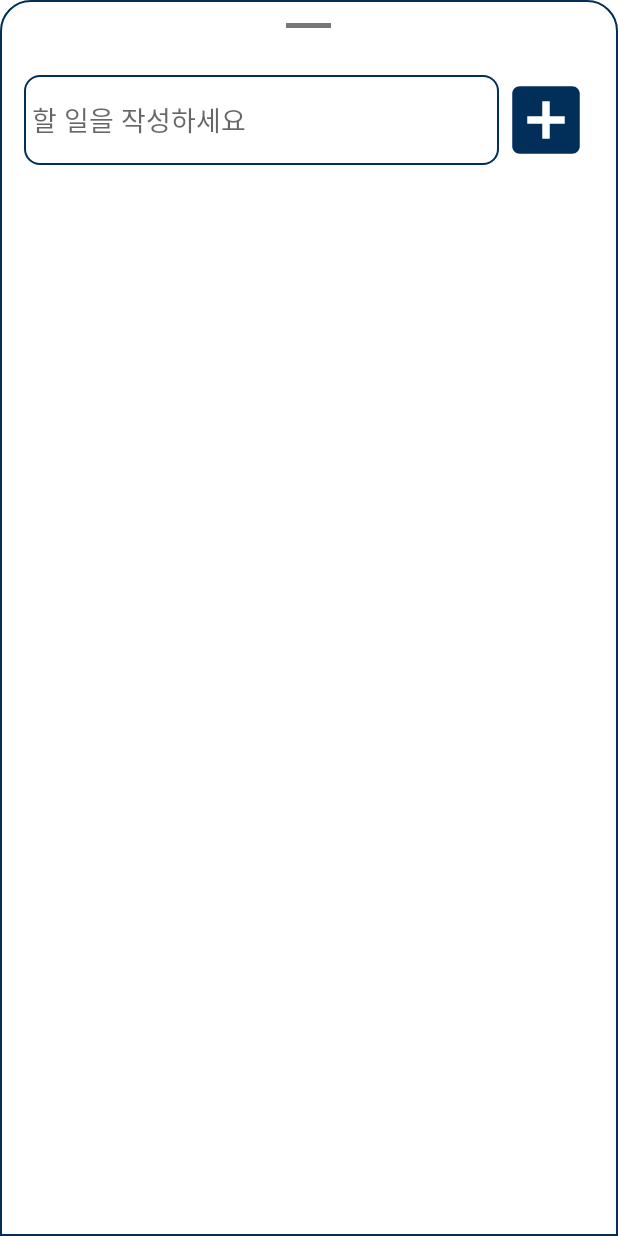
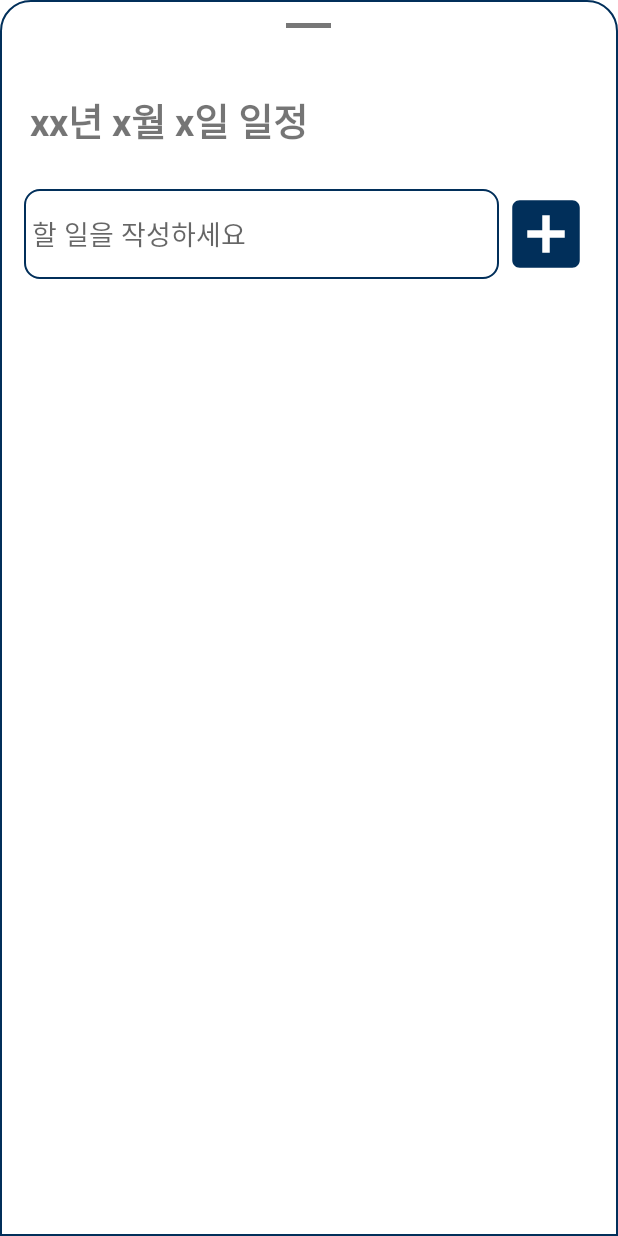
Before and after one commit to jinuemong/Android-App-SwallowMonth, an Android app: the layout test_layout_calendar.xml on its own in the app's theme, with its tools: preview values and no code run, on a phone screen of 412 x 824 dp. Run offline under Robolectric (Android 15) with nearby library versions, the phone set to English and light mode, and no system bars.

Commit message:
20221110

```diff
--- a/app/build.gradle
+++ b/app/build.gradle
@@ -5,12 +5,12 @@ plugins {
 apply plugin: 'kotlin-android'
 
 android {
-    compileSdk 33
+    compileSdk 32
 
     defaultConfig {
         applicationId "com.example.todolistjinuemong"
         minSdk 21
-        targetSdk 33
+        targetSdk 32
         versionCode 1
         versionName "1.0"
 
--- a/app/src/main/res/layout/test_layout_calendar.xml
+++ b/app/src/main/res/layout/test_layout_calendar.xml
@@ -20,6 +20,16 @@
             android:layout_marginVertical="15dp"
             android:layout_marginTop="10dp"
             android:background="#777" />
+        <TextView
+            android:layout_marginStart="@dimen/item_mid_height_20dp"
+            android:gravity="center_vertical"
+            android:textStyle="bold"
+            android:textSize="@dimen/item_height_big_text_size"
+            tools:text="xx년 x월 x일 일정"
+            android:layout_marginTop="@dimen/fab_margin"
+            android:layout_width="match_parent"
+            android:layout_height="@dimen/item_height"
+            android:orientation="horizontal"/>
         <LinearLayout
             android:layout_margin="@dimen/fab_margin"
             android:layout_width="match_parent"
--- a/app/src/main/res/values/themes.xml
+++ b/app/src/main/res/values/themes.xml
@@ -54,4 +54,5 @@
         <item name="android:textColor">@color/black</item>
         <item name="android:textSize">@dimen/item_height_small_text_size</item>
     </style>
+
 </resources>
```
Also changed, not shown: app/src/main/java/com/example/SwallowMonthJM/Calendar/CalendarMonthFragment.kt (+10 -15 lines).
